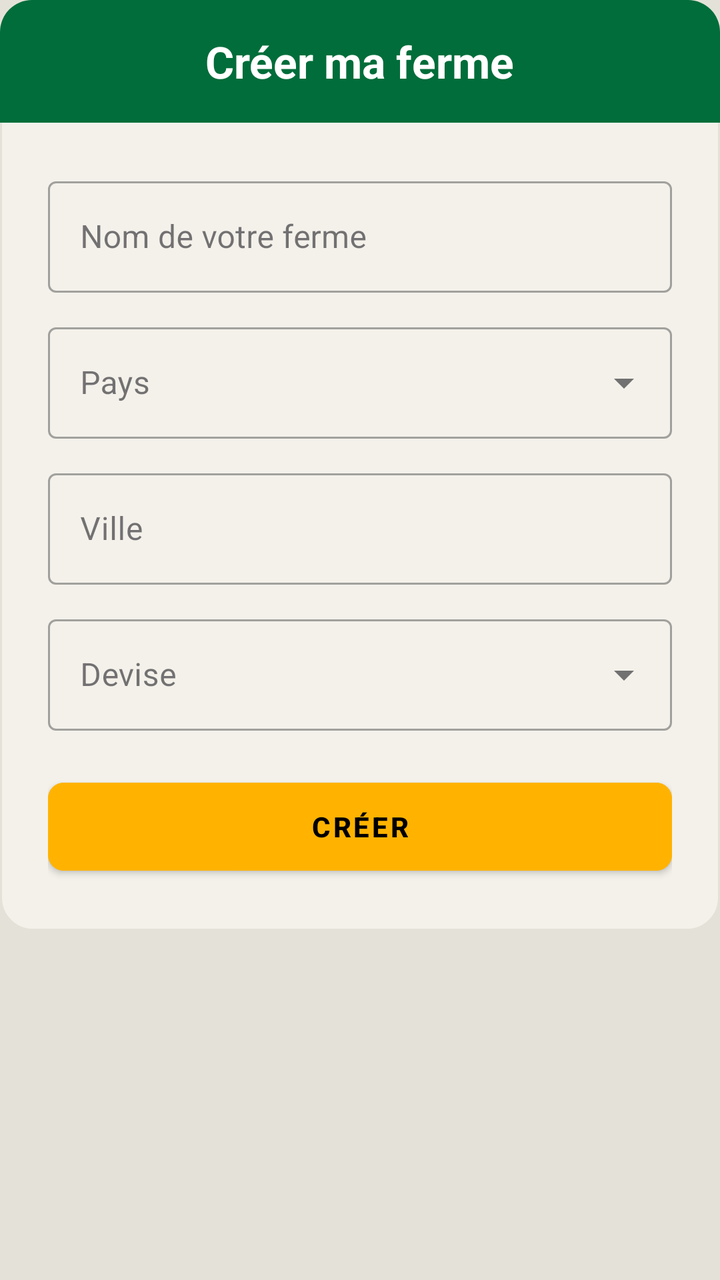
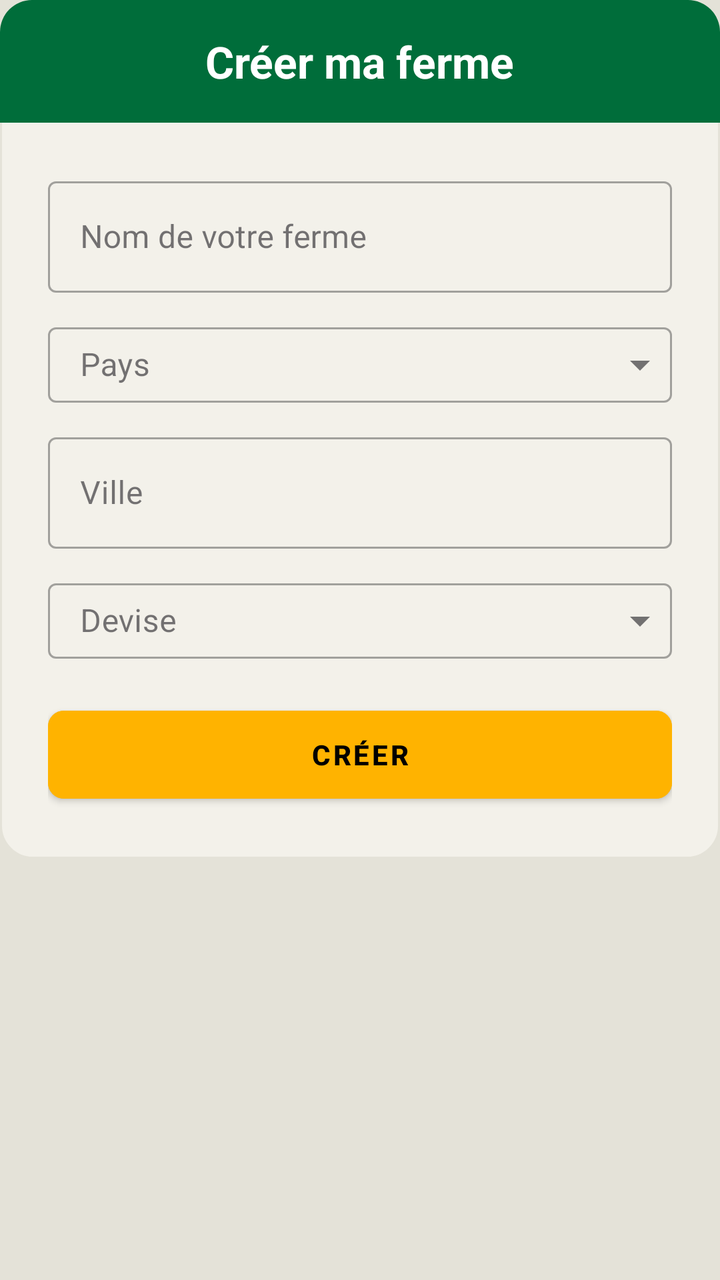

Screens rendered from an Android XML layout before and after an edit, with the pre-edit source and the edit as a unified diff.
<!-- AndroidManifest.xml: application theme Theme.Poulailler_copilot -->
<!-- res/layout/dialog_create_farm.xml -->
<?xml version="1.0" encoding="utf-8"?>
<ScrollView xmlns:android="http://schemas.android.com/apk/res/android"
    xmlns:app="http://schemas.android.com/apk/res-auto"
    android:layout_width="match_parent"
    android:layout_height="wrap_content"
    android:maxHeight="520dp">

<LinearLayout xmlns:android="http://schemas.android.com/apk/res/android"
    xmlns:app="http://schemas.android.com/apk/res-auto"
    android:layout_width="match_parent"
    android:layout_height="wrap_content"
    android:orientation="vertical"
    android:background="@drawable/bg_dialog_dark">

    <LinearLayout
        android:layout_width="match_parent"
        android:layout_height="wrap_content"
        android:background="@drawable/bg_dialog_header"
        android:padding="16dp"
        android:gravity="center">
        <TextView
            android:layout_width="wrap_content"
            android:layout_height="wrap_content"
            android:text="Créer ma ferme"
            android:textColor="@color/white"
            android:textSize="22sp"
            android:textStyle="bold"/>
    </LinearLayout>

    <LinearLayout
        android:layout_width="match_parent"
        android:layout_height="wrap_content"
        android:orientation="vertical"
        android:padding="24dp">

        <com.google.android.material.textfield.TextInputLayout
            android:layout_width="match_parent"
            android:layout_height="wrap_content"
            android:hint="Nom de votre ferme"
            style="@style/Widget.MaterialComponents.TextInputLayout.OutlinedBox">
            <com.google.android.material.textfield.TextInputEditText
                android:id="@+id/etFarmName"
                android:layout_width="match_parent"
                android:layout_height="wrap_content" />
        </com.google.android.material.textfield.TextInputLayout>

        <com.google.android.material.textfield.TextInputLayout
            android:layout_width="match_parent"
            android:layout_height="wrap_content"
            android:layout_marginTop="12dp"
            android:hint="Pays"
            style="@style/Widget.MaterialComponents.TextInputLayout.OutlinedBox.ExposedDropdownMenu">
            <AutoCompleteTextView
                android:id="@+id/actvCountry"
                android:layout_width="match_parent"
                android:layout_height="wrap_content"
                android:inputType="none" />
        </com.google.android.material.textfield.TextInputLayout>

        <com.google.android.material.textfield.TextInputLayout
            android:layout_width="match_parent"
            android:layout_height="wrap_content"
            android:layout_marginTop="12dp"
            android:hint="Ville"
            style="@style/Widget.MaterialComponents.TextInputLayout.OutlinedBox">
            <com.google.android.material.textfield.TextInputEditText
                android:id="@+id/etCity"
                android:layout_width="match_parent"
                android:layout_height="wrap_content" />
        </com.google.android.material.textfield.TextInputLayout>

        <com.google.android.material.textfield.TextInputLayout
            android:layout_width="match_parent"
            android:layout_height="wrap_content"
            android:layout_marginTop="12dp"
            android:hint="Devise"
            style="@style/Widget.MaterialComponents.TextInputLayout.OutlinedBox.ExposedDropdownMenu">
            <AutoCompleteTextView
                android:id="@+id/actvCurrency"
                android:layout_width="match_parent"
                android:layout_height="wrap_content"
                android:inputType="none" />
        </com.google.android.material.textfield.TextInputLayout>

        <com.google.android.material.button.MaterialButton
            android:id="@+id/btnConfirmCreateFarm"
            android:layout_width="match_parent"
            android:layout_height="56dp"
            android:layout_marginTop="20dp"
            android:text="CRÉER"
            android:textStyle="bold"
            app:cornerRadius="8dp"
            android:backgroundTint="@color/accent_amber"
            android:textColor="@color/black"/>
    </LinearLayout>
</LinearLayout>
</ScrollView>
<!-- resources referenced by this layout -->
<resources>
  <color name="accent_amber">#FFB300</color>
  <color name="black">#FF000000</color>
  <color name="white">#FFFFFFFF</color>
  <!-- drawable bg_dialog_dark (drawable) -->
  <?xml version="1.0" encoding="utf-8"?>
  <shape xmlns:android="http://schemas.android.com/apk/res/android">
      <solid android:color="@color/surface" />
      <stroke
          android:width="1dp"
          android:color="@color/off_white" />
      <corners android:radius="16dp" />
  </shape>
  <!-- drawable bg_dialog_header (drawable) -->
  <?xml version="1.0" encoding="utf-8"?>
  <shape xmlns:android="http://schemas.android.com/apk/res/android">
      <solid android:color="@color/primary" />
      <corners
          android:topLeftRadius="16dp"
          android:topRightRadius="16dp" />
  </shape>
  <style name="Theme.Poulailler_copilot" parent="Theme.MaterialComponents.DayNight.NoActionBar">
          
          <item name="colorPrimary">@color/primary</item>
          <item name="colorPrimaryVariant">@color/primary_variant</item>
          <item name="colorOnPrimary">@color/white</item>
  
          
          <item name="colorSecondary">@color/secondary</item>
          <item name="colorSecondaryVariant">@color/secondary_variant</item>
          <item name="colorOnSecondary">@color/white</item>
  
          
          <item name="android:windowBackground">@color/background</item>
          <item name="colorSurface">@color/surface</item>
          <item name="colorOnSurface">@color/text_primary</item>
          <item name="colorOnSurfaceVariant">@color/text_secondary</item>
  
          
          <item name="android:textColorPrimary">@color/text_primary</item>
          <item name="android:textColorSecondary">@color/text_secondary</item>
  
          
          <item name="android:statusBarColor">?attr/colorPrimaryVariant</item>
  
          
          <item name="materialCardViewStyle">@style/Widget.App.CardView</item>
          <item name="shapeAppearanceLargeComponent">@style/ShapeAppearance.App.LargeComponent</item>
  
          
          <item name="editTextStyle">@style/Widget.App.TextInputEditText</item>
          <item name="textInputStyle">@style/Widget.App.TextInputLayout</item>
  
          
          <item name="materialAlertDialogTheme">@style/ThemeOverlay.App.MaterialAlertDialog</item>
          <item name="alertDialogTheme">@style/ThemeOverlay.App.MaterialAlertDialog</item>
      </style>
  <color name="surface">#F3F1EA</color>
  <color name="off_white">#E4E2D8</color>
  <color name="primary">#006D3A</color>
  <color name="primary_variant">#004D22</color>
  <color name="secondary">#43A047</color>
  <color name="secondary_variant">#2E7D32</color>
  <color name="background">@color/off_white</color>
  <color name="text_primary">#1C1B1F</color>
  <color name="text_secondary">#49454F</color>
  <style name="Widget.App.CardView" parent="Widget.MaterialComponents.CardView">
          <item name="cardElevation">2dp</item>
          <item name="cardCornerRadius">16dp</item>
          <item name="cardBackgroundColor">@color/surface</item>
          <item name="strokeWidth">0dp</item>
      </style>
  <style name="ShapeAppearance.App.LargeComponent" parent="ShapeAppearance.MaterialComponents.LargeComponent">
          <item name="cornerFamily">rounded</item>
          <item name="cornerSize">16dp</item>
      </style>
  <style name="Widget.App.TextInputEditText" parent="Widget.MaterialComponents.TextInputEditText.OutlinedBox.Dense">
          <item name="android:paddingTop">8dp</item>
          <item name="android:paddingBottom">8dp</item>
          <item name="android:minHeight">0dp</item>
      </style>
  <style name="Widget.App.TextInputLayout" parent="Widget.MaterialComponents.TextInputLayout.OutlinedBox.Dense" />
  <style name="ThemeOverlay.App.MaterialAlertDialog" parent="ThemeOverlay.MaterialComponents.MaterialAlertDialog">
          <item name="colorSurface">@color/surface</item>
          <item name="colorOnSurface">@color/text_primary</item>
          <item name="android:textColorPrimary">@color/text_primary</item>
      </style>
</resources>

<!-- the commit's change to res/layout/dialog_create_farm.xml (unified diff, before → after) -->
@@ -49,11 +49,15 @@
             android:layout_height="wrap_content"
             android:layout_marginTop="12dp"
             android:hint="Pays"
-            style="@style/Widget.MaterialComponents.TextInputLayout.OutlinedBox.ExposedDropdownMenu">
+            style="@style/Widget.MaterialComponents.TextInputLayout.OutlinedBox.Dense.ExposedDropdownMenu"
+            app:endIconMinSize="32dp">
             <AutoCompleteTextView
                 android:id="@+id/actvCountry"
                 android:layout_width="match_parent"
                 android:layout_height="wrap_content"
+                android:minHeight="0dp"
+                android:paddingTop="8dp"
+                android:paddingBottom="8dp"
                 android:inputType="none" />
         </com.google.android.material.textfield.TextInputLayout>
 
@@ -74,11 +78,15 @@
             android:layout_height="wrap_content"
             android:layout_marginTop="12dp"
             android:hint="Devise"
-            style="@style/Widget.MaterialComponents.TextInputLayout.OutlinedBox.ExposedDropdownMenu">
+            style="@style/Widget.MaterialComponents.TextInputLayout.OutlinedBox.Dense.ExposedDropdownMenu"
+            app:endIconMinSize="32dp">
             <AutoCompleteTextView
                 android:id="@+id/actvCurrency"
                 android:layout_width="match_parent"
                 android:layout_height="wrap_content"
+                android:minHeight="0dp"
+                android:paddingTop="8dp"
+                android:paddingBottom="8dp"
                 android:inputType="none" />
         </com.google.android.material.textfield.TextInputLayout>
 
